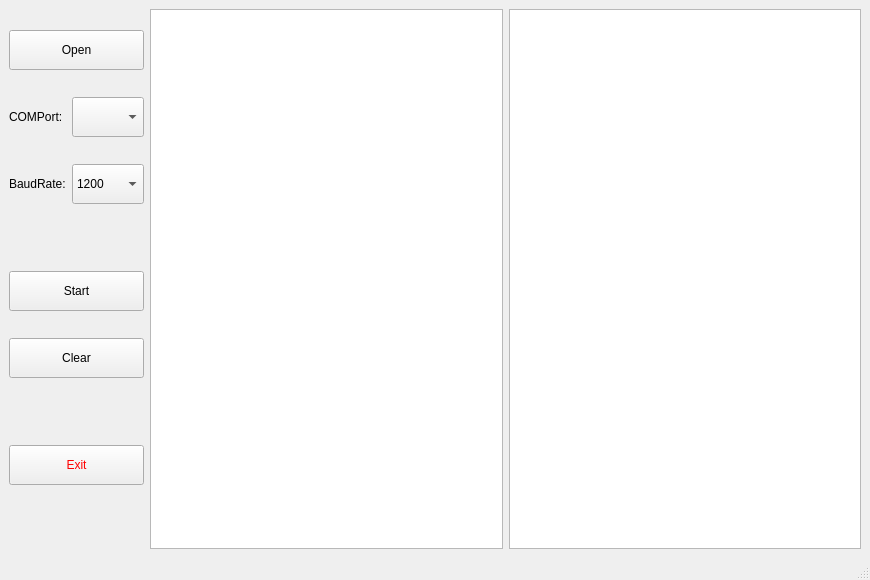
Mubshr07/CustomSerialPortMonitorCommunication, file mainwindow.ui: the form before one commit.
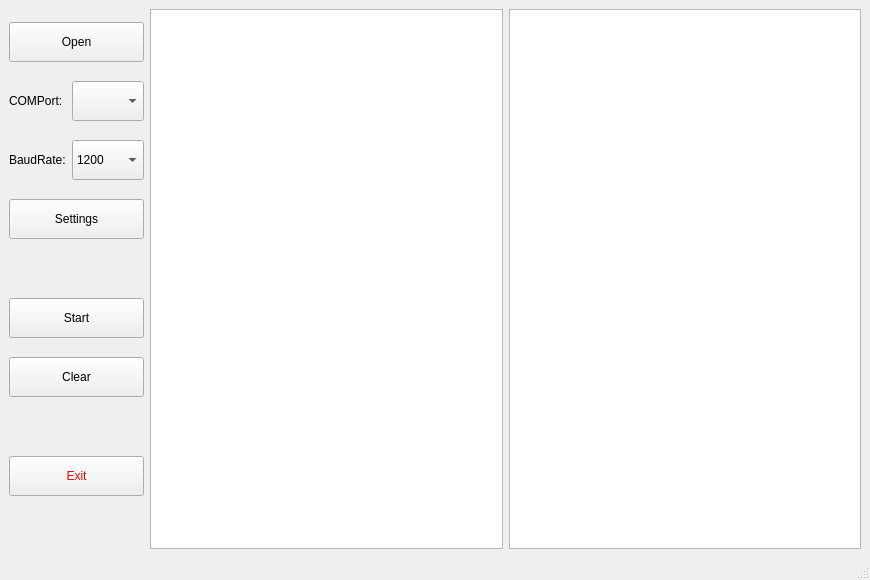
The form after the commit.

Commit message: Saving more Improvments of Port Settings.

Patch:
```diff
--- a/mainwindow.ui
+++ b/mainwindow.ui
@@ -119,6 +119,19 @@
         </item>
        </layout>
       </item>
+      <item>
+       <widget class="QPushButton" name="pbSettings">
+        <property name="minimumSize">
+         <size>
+          <width>0</width>
+          <height>40</height>
+         </size>
+        </property>
+        <property name="text">
+         <string>Settings</string>
+        </property>
+       </widget>
+      </item>
       <item>
        <spacer name="verticalSpacer">
         <property name="orientation">
```
The commit also changes 8 other files.
